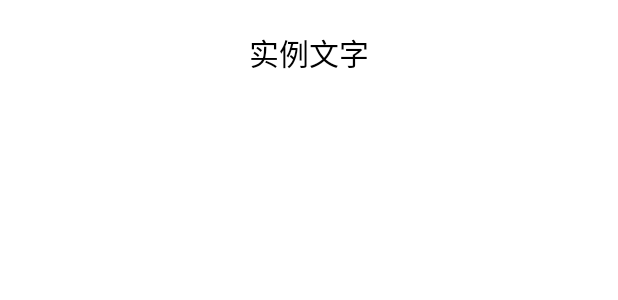
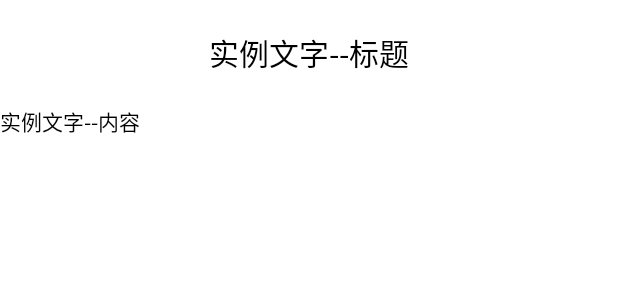
Before and after one commit to orrschach/ForFragment, an Android app: the layout fragment_right.xml on its own in the app's theme, with its tools: preview values and no code run, on a phone screen of 412 x 824 dp. Shown: the top 300 px of the screen. Run offline under Robolectric (Android 15) with nearby library versions, the phone set to English and light mode, and no system bars.

```diff
--- a/app/src/main/java/com/example/forfragment/RightFragment.kt
+++ b/app/src/main/java/com/example/forfragment/RightFragment.kt
@@ -27,6 +27,7 @@ class RightFragment(val title:String) : Fragment() {
     override fun onViewCreated(view: View, savedInstanceState: Bundle?) {
         super.onViewCreated(view, savedInstanceState)
         view.findViewById<TextView>(R.id.title).text = title
+        view.findViewById<TextView>(R.id.content).text = title
         Log.d(TAG,"onViewCreated")
 
     }
--- a/app/src/main/res/layout/fragment_right.xml
+++ b/app/src/main/res/layout/fragment_right.xml
@@ -13,7 +13,7 @@
         android:textSize="20sp"
         android:textColor="@color/black"
         android:text=""
-        tools:text="实例文字"
+        tools:text="实例文字--标题"
         android:gravity="center"
         android:layout_width="match_parent"
         android:layout_height="wrap_content"/>
@@ -22,6 +22,8 @@
         android:textColor="@color/black"
         app:layout_constraintTop_toBottomOf="@id/title"
         android:id="@+id/content"
+        android:text=""
+        tools:text="实例文字--内容"
         android:background="@color/white"
         app:layout_constraintBottom_toBottomOf="parent"
         android:layout_width="match_parent"
```
